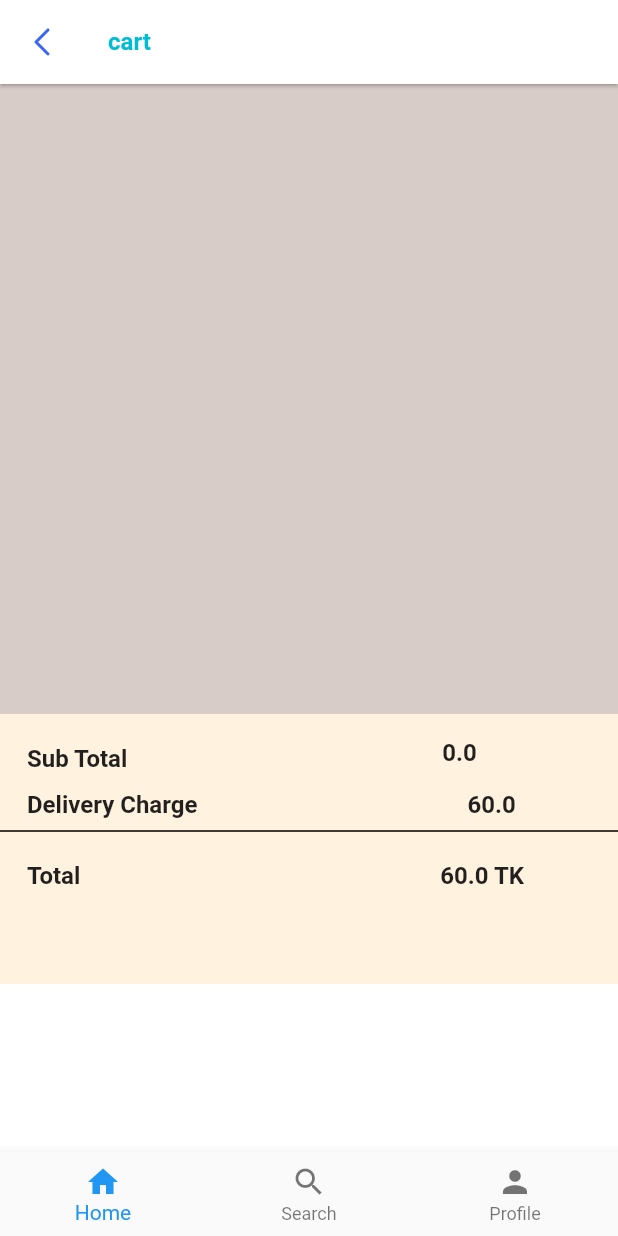
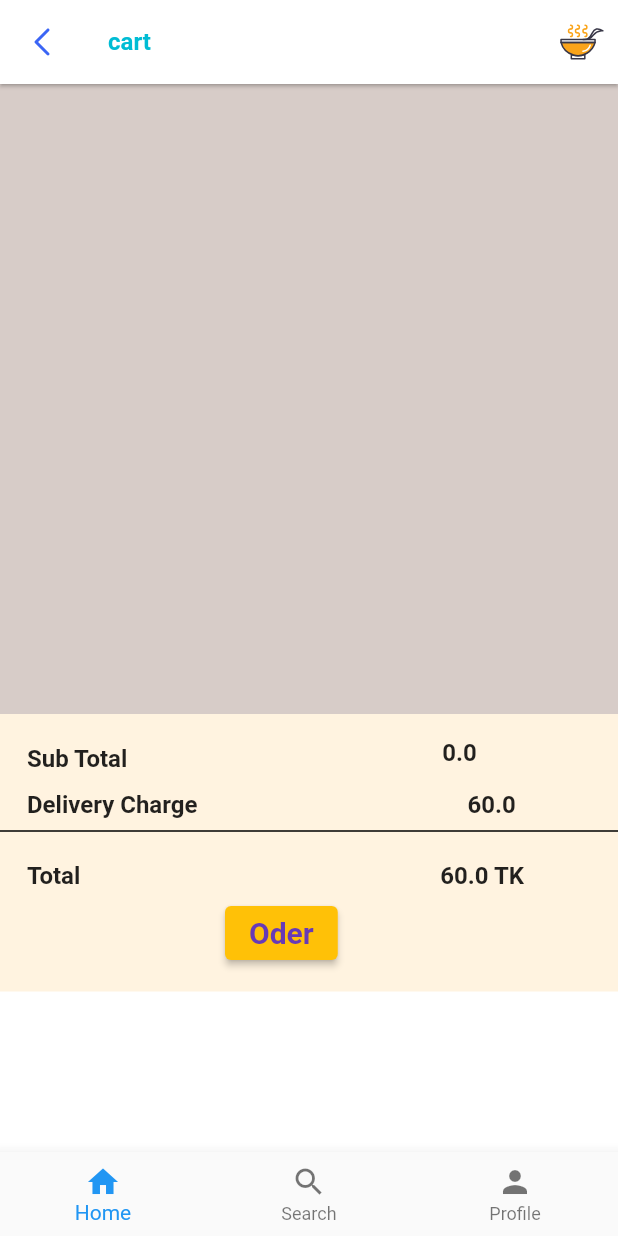
Before and after one commit to rabeya47/Flutter_FoodDotCom, a Flutter app: the FastFood screen opened by its route, after a tap on an icon or button, on a phone screen of 412 x 824 dp. Run offline on Flutter 3.47's test engine with Material 2 defaults, Android fonts, the phone set to English and light mode, and no system bars; our stand-ins replace flutter_svg, google_maps_flutter; network calls fail.

Commit message:
23/03/2022

```diff
--- a/lib/constants/routes.dart
+++ b/lib/constants/routes.dart
@@ -8,5 +8,5 @@ class Routes{
   static String prodetails = "prodetails";
   static String showcart = "showcart";
   static String map = "map";
-  static String navigationBar = "buttomnavigationbar";
+  static String oder = "oder";
 }
--- a/lib/networks/http_helper.dart
+++ b/lib/networks/http_helper.dart
@@ -8,6 +8,8 @@ import 'package:http/http.dart' as http;
 var host = 'http://192.168.1.22:8081';       //TSP
 //var host = 'http://192.168.1.107:8081';    //home
 //var host = 'http://localhost:8081';       // crome
+//var host = 'http://192.168.1.73:8081';   //saiful vai
+
 
 var signupApi = host+'/user/save';
 var signinApi = host+'/user/login';
--- a/lib/view/fast_food.dart
+++ b/lib/view/fast_food.dart
@@ -14,6 +14,7 @@ class FastFood extends StatefulWidget {
 }
 
 class _FastFoodState extends State<FastFood> {
+  int _currentIndex = 0;
   List<Product> plist = [];
 
   @override
@@ -167,6 +168,50 @@ class _FastFoodState extends State<FastFood> {
           ],
         ),
       ),
+
+
+
+
+
+
+
+
+
+      //start bottom navigation bar
+
+      bottomNavigationBar: BottomNavigationBar(
+
+        currentIndex: _currentIndex,
+        items:  [
+          BottomNavigationBarItem(
+            icon: Icon(Icons.home),
+            label: "Home",
+            backgroundColor: Colors.cyan,
+
+          ),
+          BottomNavigationBarItem(
+              icon: Icon(Icons.search),
+              label: "Search",
+              backgroundColor: Colors.cyan
+
+          ),
+          BottomNavigationBarItem(
+              icon: Icon(Icons.person),
+              label: "Profile",
+              backgroundColor: Colors.cyan
+
+          )
+        ],
+        onTap: (_currentPages){
+          setState(() {
+            _currentIndex =_currentPages;
+          });
+        },
+      ) ,
+
+      //finish bottom navigation bar
+
+
     );
   }
 }
--- a/lib/view/main.dart
+++ b/lib/view/main.dart
@@ -6,7 +6,8 @@ import 'package:flutter_food_dot_com/view/login.dart';
 import 'package:flutter_food_dot_com/view/product_details.dart';
 import 'package:flutter_food_dot_com/view/register.dart';
 
-import 'navigation.dart';
+
+import 'oder.dart';
 import 'show_cart.dart';
 import 'fast_food.dart';
 import 'groceries.dart';
@@ -27,6 +28,7 @@ void main() {
       Routes.prodetails: (context) => ProductDetiles(),
       Routes.showcart: (context) => AddCard(),
       Routes.map: (context) => Map(),
+      Routes.oder: (context) => OrderPage(),
       // Routes.navigationBar: (context) => ButtomNavigationBar(),
     },
   ));
--- a/lib/view/show_cart.dart
+++ b/lib/view/show_cart.dart
@@ -1,10 +1,16 @@
 import 'dart:convert';
+
 
 import 'package:flutter/material.dart';
 import 'package:flutter_food_dot_com/constants/routes.dart';
 import 'package:flutter_food_dot_com/model/cart.dart';
 import 'package:flutter_food_dot_com/networks/http_helper.dart';
+
 import 'package:flutter_svg/svg.dart';
+
+import 'fast_food.dart';
+import 'home.dart';
+import 'login.dart';
 
 class AddCard extends StatefulWidget {
   const AddCard({Key? key}) : super(key: key);
@@ -15,6 +21,15 @@ class AddCard extends StatefulWidget {
 
 class _AddCardState extends State<AddCard> {
   int _currentIndex = 0;
+  final  _currentPages = [
+    HomePage(),
+    FastFood(),
+    MyLogin(),
+
+  ];
+
+
+
   double deliveryCharge = 60.0;
 
 
@@ -85,6 +100,15 @@ class _AddCardState extends State<AddCard> {
           ),
         ),
 
+        actions: <Widget>[
+          IconButton(
+            icon: SvgPicture.asset("assets/icons/food.svg",
+            ),
+            onPressed: () {
+              Navigator.pushNamed(context, Routes.homepage);
+            },
+          )
+        ],
       ),
 
       body: Column(
@@ -134,7 +158,7 @@ class _AddCardState extends State<AddCard> {
 
           Container(
 
-            height: 180,
+            height: 185,
             color: Colors.orange.shade50,
             child: Column(
              children: [
@@ -213,6 +237,36 @@ class _AddCardState extends State<AddCard> {
 
                ),
 
+
+               Row(
+                 children: [
+                   Padding(
+                     padding: const EdgeInsets.only(left: 150.0,top: 5),
+                     child: Column(
+                       children: <Widget>[
+
+                         ElevatedButton(
+
+                           style: ElevatedButton.styleFrom(
+                             primary: Colors.amber, // background
+                             onPrimary: Colors.deepPurple, // foreground
+                           ),
+                           onPressed: () {
+
+                             Navigator.pushNamed(context, Routes.oder);
+
+                           },
+                           child: Text('Oder',style: TextStyle(fontWeight: FontWeight.bold,fontSize: 20.0),),
+                         )
+
+                       ],
+                     ),
+                   ),
+
+                 ],
+
+               ),
+
              ],
             ),
 
@@ -223,12 +277,17 @@ class _AddCardState extends State<AddCard> {
 
 
 
-          )
+          ),
 
 
         ],
 
+
       ),
+
+
+
+
 
 
 
@@ -245,6 +304,7 @@ class _AddCardState extends State<AddCard> {
     //start bottom navigation bar
 
       bottomNavigationBar: BottomNavigationBar(
+
         currentIndex: _currentIndex,
           items:  [
             BottomNavigationBarItem(
@@ -266,9 +326,9 @@ class _AddCardState extends State<AddCard> {
 
             )
           ],
-        onTap: (index){
+        onTap: (_currentPages){
             setState(() {
-              _currentIndex =index;
+              _currentIndex =_currentPages;
             });
         },
       ) ,
```
Also changed, not shown: lib/view/groceries.dart (+48 -0 lines), lib/view/home.dart (+43 -0 lines), lib/view/navigation.dart (deleted, +0 -163 lines), lib/view/oder.dart (added, +123 -0 lines), lib/view/product_details.dart (+2 -8 lines), assets/icons/food.svg (added).
